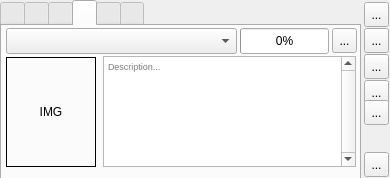
Silver-North/ani-ma_checker, file parser.ui: the form before one commit.
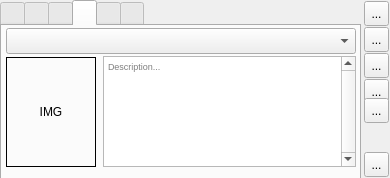
The form after the commit. The open tabs and pages were chosen to show the change. Icons and pictures are not drawn.

```diff
--- a/parser.ui
+++ b/parser.ui
@@ -30,7 +30,7 @@
     <property name="geometry">
      <rect>
       <x>364</x>
-      <y>2</y>
+      <y>1</y>
       <width>25</width>
       <height>25</height>
      </rect>
@@ -50,7 +50,7 @@
     <property name="geometry">
      <rect>
       <x>364</x>
-      <y>80</y>
+      <y>79</y>
       <width>25</width>
       <height>25</height>
      </rect>
@@ -1211,7 +1211,7 @@
        <rect>
         <x>4</x>
         <y>2</y>
-        <width>231</width>
+        <width>350</width>
         <height>26</height>
        </rect>
       </property>
@@ -1269,57 +1269,6 @@
        <string>Description...</string>
       </property>
      </widget>
-     <widget class="QToolButton" name="toolButton_22">
-      <property name="geometry">
-       <rect>
-        <x>330</x>
-        <y>2</y>
-        <width>25</width>
-        <height>25</height>
-       </rect>
-      </property>
-      <property name="toolTip">
-       <string>Update Description</string>
-      </property>
-      <property name="text">
-       <string>...</string>
-      </property>
-     </widget>
-     <widget class="QProgressBar" name="progressBar_4">
-      <property name="geometry">
-       <rect>
-        <x>238</x>
-        <y>2</y>
-        <width>89</width>
-        <height>26</height>
-       </rect>
-      </property>
-      <property name="value">
-       <number>0</number>
-      </property>
-     </widget>
-     <widget class="QLabel" name="label_12">
-      <property name="geometry">
-       <rect>
-        <x>330</x>
-        <y>2</y>
-        <width>25</width>
-        <height>25</height>
-       </rect>
-      </property>
-      <property name="text">
-       <string>Q</string>
-      </property>
-      <property name="alignment">
-       <set>Qt::AlignCenter</set>
-      </property>
-     </widget>
-     <zorder>label_12</zorder>
-     <zorder>comboBox_3</zorder>
-     <zorder>label_5</zorder>
-     <zorder>textEdit</zorder>
-     <zorder>toolButton_22</zorder>
-     <zorder>progressBar_4</zorder>
     </widget>
     <widget class="QWidget" name="tab_4">
      <attribute name="title">
@@ -1531,7 +1480,7 @@
     <property name="geometry">
      <rect>
       <x>364</x>
-      <y>28</y>
+      <y>27</y>
       <width>25</width>
       <height>25</height>
      </rect>
@@ -1569,7 +1518,7 @@
     <property name="geometry">
      <rect>
       <x>364</x>
-      <y>54</y>
+      <y>53</y>
       <width>25</width>
       <height>25</height>
      </rect>
@@ -1591,7 +1540,7 @@
     <property name="geometry">
      <rect>
       <x>364</x>
-      <y>100</y>
+      <y>98</y>
       <width>25</width>
       <height>25</height>
      </rect>
```
Left out of the diff: 55 changed lines with no effect on the pictures.
